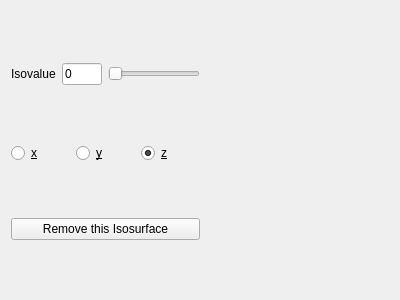
First picture: the form in ui-qt/ui/IsosurfaceWidget.ui, repository spirit-code/spirit, before the edit.
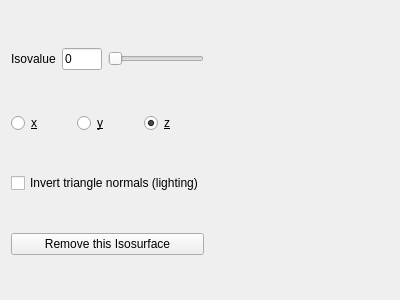
Second picture: the form after the edit.

Commit message: UI-QT: updated VFRendering to 0.7.0 and added isosurface lighting inversion. The lighting normals of isosurface triangles can now be inverted per surface in order to get more consistent visualisations.

Diff of the .ui file:
```diff
--- a/ui-qt/ui/IsosurfaceWidget.ui
+++ b/ui-qt/ui/IsosurfaceWidget.ui
@@ -128,13 +128,20 @@
      </property>
     </spacer>
    </item>
-   <item row="3" column="2">
+   <item row="4" column="2">
     <widget class="QPushButton" name="pushButton_remove">
      <property name="text">
       <string>Remove this Isosurface</string>
      </property>
     </widget>
    </item>
+   <item row="3" column="2">
+    <widget class="QCheckBox" name="checkBox_invert_lighting">
+     <property name="text">
+      <string>Invert triangle normals (lighting)</string>
+     </property>
+    </widget>
+   </item>
   </layout>
  </widget>
  <resources/>
```
The commit also changes 6 other files.
